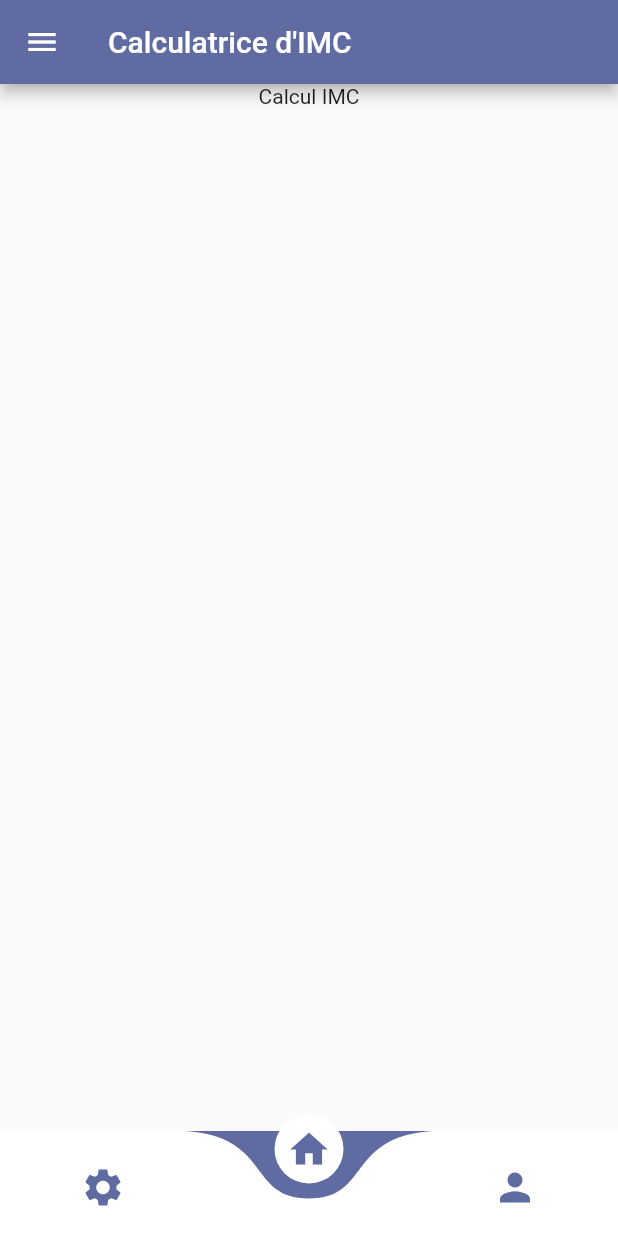
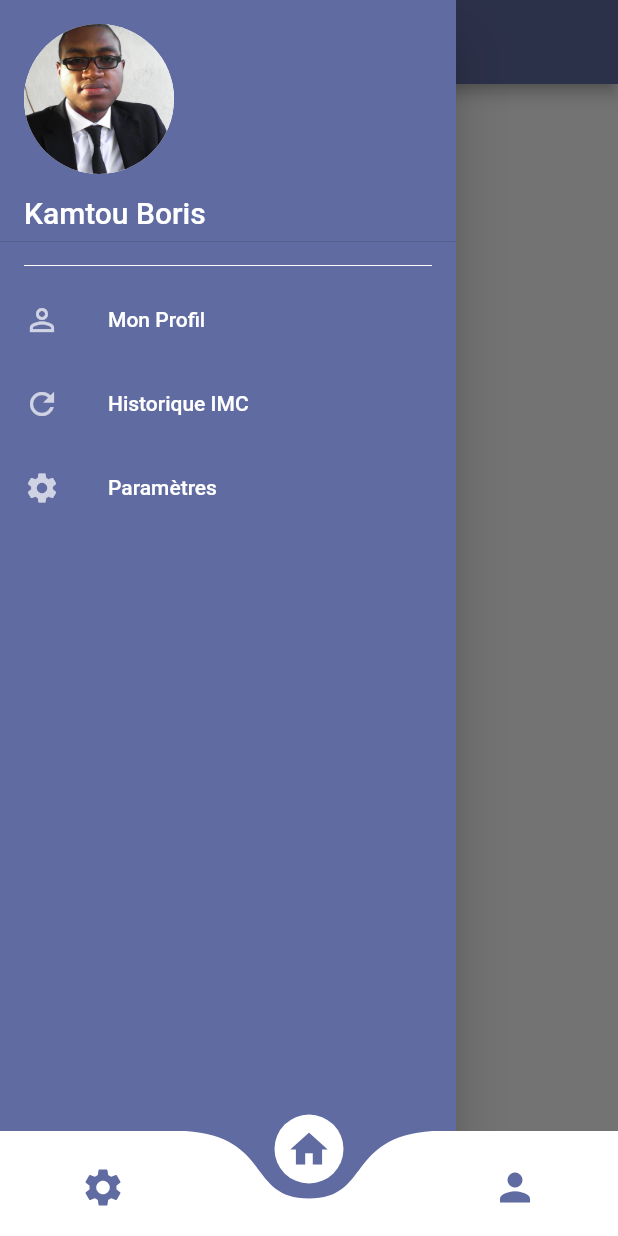
Before and after one commit to boriskamtou/bmi_project, a Flutter app: the screen it shows after launch, with the side drawer open (before the commit the screen has no drawer), on a phone screen of 412 x 824 dp. Run offline on Flutter 3.47's test engine with Material 2 defaults, Android fonts, the phone set to English and light mode, and no system bars; drawn by our look-alikes of curved_navigation_bar; our stand-ins replace font_awesome_flutter, page_transition; Roboto replaces fonts that are missing (OpenSans-Light, OpenSans-SemiBold).

Commit message:
Adding action on menu icon

```diff
--- a/lib/main.dart
+++ b/lib/main.dart
@@ -2,6 +2,7 @@ import 'package:bmi_project/screens/home_screen.dart';
 import 'package:bmi_project/screens/profil_screen.dart';
 import 'package:bmi_project/screens/settings_screen.dart';
 import 'package:bmi_project/screens/splash_screen.dart';
+import 'package:bmi_project/utilities/constantes.dart';
 import 'package:flutter/material.dart';
 
 void main() => runApp(MaterialApp(
@@ -14,5 +15,6 @@ void main() => runApp(MaterialApp(
       },
       theme: ThemeData(
         primaryColor: Color(0xFF606BA1),
+        canvasColor: Color(0xFF606BA1),
       ),
     ));
--- a/lib/screens/calcul_bmi_screen.dart
+++ b/lib/screens/calcul_bmi_screen.dart
@@ -1,5 +1,6 @@
 import 'package:bmi_project/utilities/constantes.dart';
 import 'package:flutter/material.dart';
+import 'package:font_awesome_flutter/font_awesome_flutter.dart';
 
 class CalculBmiPage extends StatefulWidget {
   @override
@@ -15,23 +16,115 @@ class _CalculBmiPageState extends State<CalculBmiPage> {
   }
 }
 
+Drawer myDrawer() {
+  return Drawer(
+    child: Container(
+      color: kMainColor,
+      child: ListView(
+        padding: EdgeInsets.zero,
+        children: <Widget>[
+          DrawerHeader(
+            child: Column(
+              crossAxisAlignment: CrossAxisAlignment.start,
+              mainAxisAlignment: MainAxisAlignment.spaceBetween,
+              children: <Widget>[
+                CircleAvatar(
+                  radius: 50.0,
+                  backgroundColor: Colors.white,
+                  backgroundImage: AssetImage('images/photo_profil.jpg'),
+                ),
+                Text(
+                  'Kamtou Boris',
+                  maxLines: 1,
+                  overflow: TextOverflow.ellipsis,
+                  style: TextStyle(
+                    color: Colors.white,
+                    fontSize: 20.0,
+                  ),
+                ),
+              ],
+            ),
+          ),
+          Container(
+            padding: EdgeInsets.symmetric(horizontal: 16.0),
+            width: double.infinity,
+            child: Divider(
+              height: 16.0,
+              color: Colors.white,
+            ),
+          ),
+          ListTile(
+            leading: Icon(
+              Icons.person_outline,
+              color: Colors.white70,
+            ),
+            title: Text(
+              'Mon Profil',
+              style: TextStyle(
+                color: Colors.white,
+              ),
+            ),
+            onTap: () {
+              // TODO :
+            },
+          ),
+          ListTile(
+            leading: Icon(
+              Icons.refresh,
+              color: Colors.white70,
+            ),
+            title: Text(
+              'Historique IMC',
+              style: TextStyle(
+                color: Colors.white,
+              ),
+            ),
+            onTap: () {
+              // TODO :
+            },
+          ),
+          ListTile(
+            leading: Icon(
+              Icons.settings,
+              color: Colors.white70,
+            ),
+            title: Text(
+              'Paramètres',
+              style: TextStyle(
+                color: Colors.white,
+              ),
+            ),
+            onTap: () {
+              // TODO :
+            },
+          ),
+        ],
+      ),
+    ),
+  );
+}
+
 class BmiDesign extends StatefulWidget {
   @override
   _BmiDesignState createState() => _BmiDesignState();
 }
 
 class _BmiDesignState extends State<BmiDesign> {
+  final GlobalKey<ScaffoldState> _scaffoldKey = new GlobalKey<ScaffoldState>();
   @override
   Widget build(BuildContext context) {
     return Scaffold(
+      key: _scaffoldKey,
       appBar: AppBar(
         backgroundColor: kMainColor,
         leading: IconButton(
-            icon: Icon(Icons.menu),
-            onPressed: () {
-              // TODO
-              print('Bonjour le monde');
-            }),
+          icon: Icon(Icons.menu),
+          onPressed: () {
+            // TODO
+            print('Bonjour le monde');
+            _scaffoldKey.currentState.openDrawer();
+          },
+        ),
         title: Text(
           "Calculatrice d'IMC",
           style: TextStyle(
@@ -39,6 +132,7 @@ class _BmiDesignState extends State<BmiDesign> {
           ),
         ),
       ),
+      drawer: myDrawer(),
       body: SingleChildScrollView(
         child: Container(
           child: Center(
--- a/lib/screens/home_screen.dart
+++ b/lib/screens/home_screen.dart
@@ -1,9 +1,9 @@
 import 'package:bmi_project/screens/profil_screen.dart';
 import 'package:bmi_project/screens/settings_screen.dart';
 import 'package:bmi_project/utilities/constantes.dart';
+import 'package:bmi_project/widgets/iconButtonNavigation.dart';
 import 'package:flutter/material.dart';
 
-// My Imports
 import 'package:curved_navigation_bar/curved_navigation_bar.dart';
 
 import 'calcul_bmi_screen.dart';
@@ -59,21 +59,9 @@ class _BmiMenuState extends State<BmiMenu> {
         height: 70.0,
         backgroundColor: kMainColor,
         items: <Widget>[
-          Icon(
-            Icons.settings,
-            size: 30,
-            color: kMainColor,
-          ),
-          Icon(
-            Icons.home,
-            size: 30,
-            color: kMainColor,
-          ),
-          Icon(
-            Icons.person,
-            size: 30,
-            color: kMainColor,
-          ),
+          IconButtonNavigation(Icons.settings),
+          IconButtonNavigation(Icons.home),
+          IconButtonNavigation(Icons.person),
         ],
         onTap: (int index) {
           setState(() {
--- a/lib/utilities/constantes.dart
+++ b/lib/utilities/constantes.dart
@@ -2,7 +2,7 @@ import 'package:flutter/material.dart';
 
 const kMainColor = Color(0xFF606BA1);
 const kTextColor = Color(0xFF515151);
-const kIconColor = Color(0xFF9F9F9F);
+const kIconColor = Color(0xA09F9F9F);
 const kFontFamilySemiBold = TextStyle(
   fontFamily: 'OpenSans-SemiBold',
 );
--- /dev/null
+++ b/lib/widgets/iconButtonNavigation.dart
@@ -0,0 +1,17 @@
+import 'package:bmi_project/utilities/constantes.dart';
+import 'package:flutter/material.dart';
+
+class IconButtonNavigation extends StatelessWidget {
+  final IconData icon;
+
+  IconButtonNavigation(this.icon);
+
+  @override
+  Widget build(BuildContext context) {
+    return Icon(
+      icon,
+      size: 30,
+      color: kMainColor,
+    );
+  }
+}
--- a/pubspec.yaml
+++ b/pubspec.yaml
@@ -14,6 +14,7 @@ dependencies:
   page_transition: ^1.1.4
   fancy_bottom_navigation: ^0.3.2
   curved_navigation_bar: ^0.3.0
+  font_awesome_flutter: ^8.5.0
 
 
 
```
Also changed, not shown: images/photo_profil.jpg (added), pubspec.lock.
